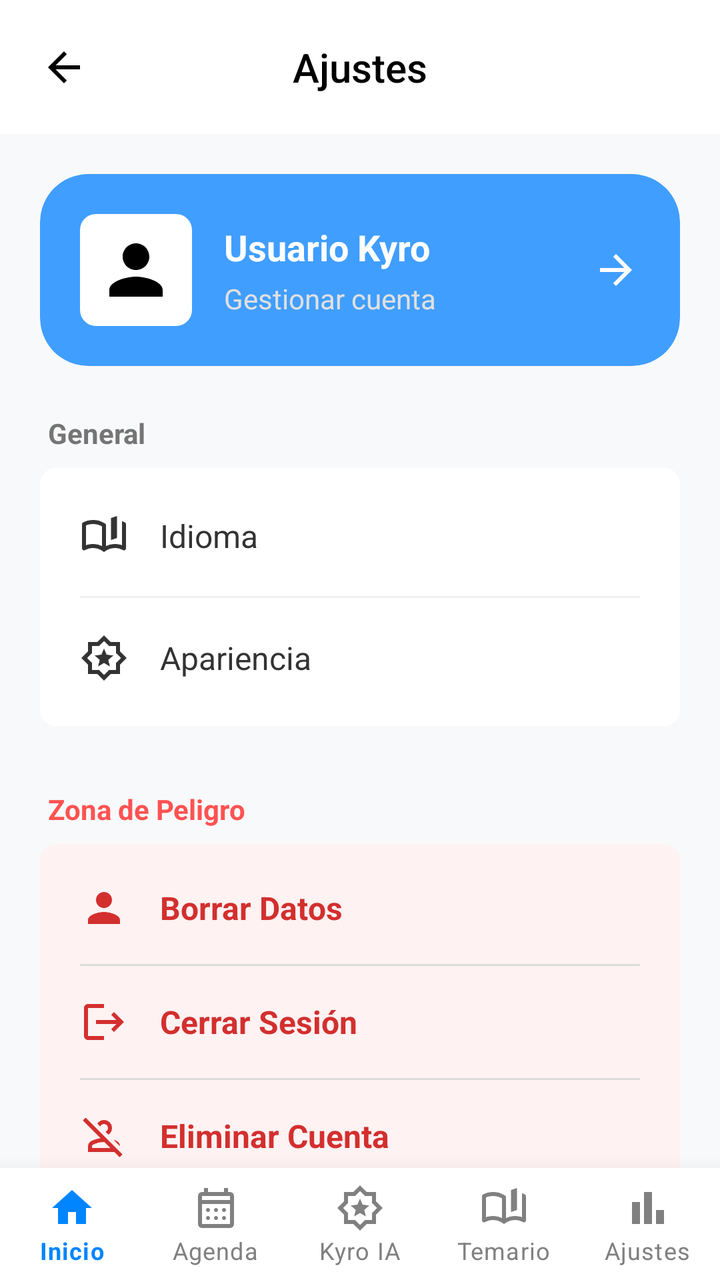
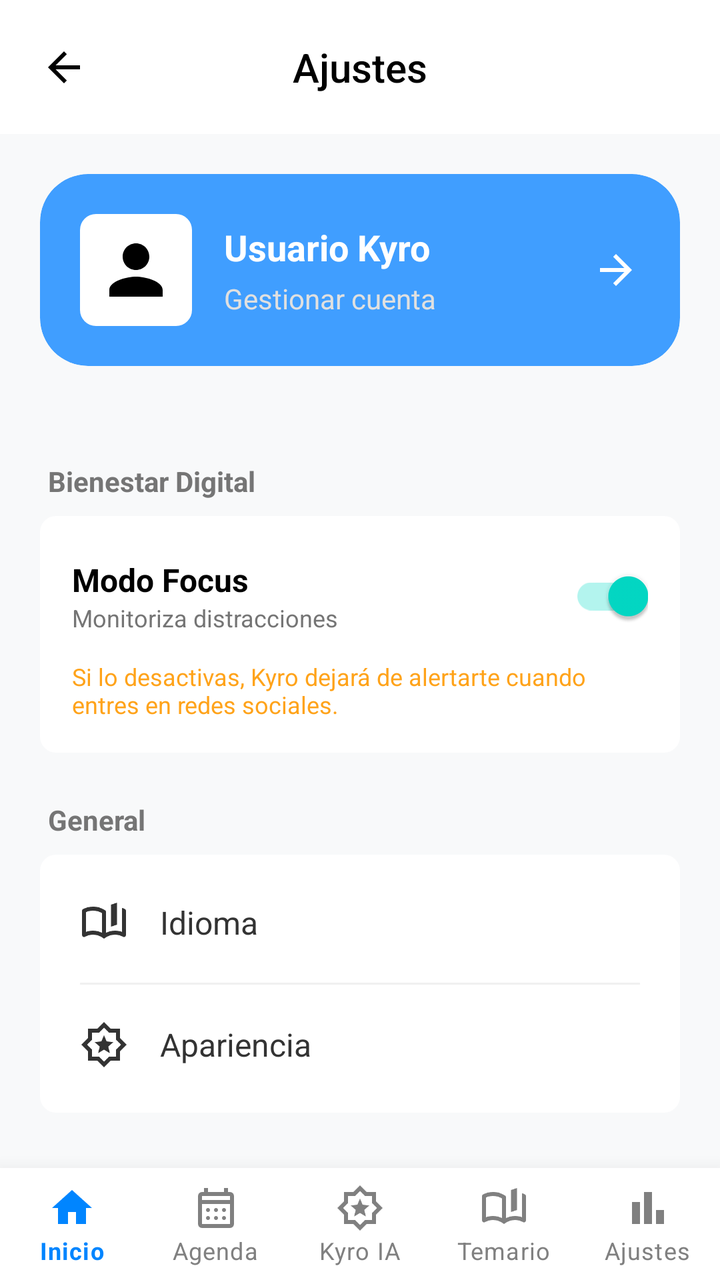

Before-and-after screenshots of an Android layout around one commit, followed by the original layout XML and the change that was made.
<!-- AndroidManifest.xml: activity theme Theme.MaterialComponents.Light.NoActionBar -->
<!-- res/layout/activity_ajustes.xml -->
<?xml version="1.0" encoding="utf-8"?>
<androidx.constraintlayout.widget.ConstraintLayout
    xmlns:android="http://schemas.android.com/apk/res/android"
    xmlns:app="http://schemas.android.com/apk/res-auto"
    xmlns:tools="http://schemas.android.com/tools"
    android:layout_width="match_parent"
    android:layout_height="match_parent"
    android:background="#F8F9FA"> <androidx.constraintlayout.widget.ConstraintLayout
    android:id="@+id/headerContainer"
    android:layout_width="match_parent"
    android:layout_height="wrap_content"
    android:padding="20dp"
    android:background="#FFFFFF"
    app:layout_constraintTop_toTopOf="parent">

    <ImageView
        android:id="@+id/btnAtras"
        android:layout_width="24dp"
        android:layout_height="24dp"
        android:src="@drawable/ic_back_arrow"
        app:tint="#000000"
        app:layout_constraintStart_toStartOf="parent"
        app:layout_constraintTop_toTopOf="parent"
        app:layout_constraintBottom_toBottomOf="parent"/>

    <TextView
        android:id="@+id/tvTituloAjustes"
        android:layout_width="wrap_content"
        android:layout_height="wrap_content"
        android:text="Ajustes"
        android:textColor="#000000"
        android:textSize="20sp"
        android:fontFamily="sans-serif-medium"
        app:layout_constraintStart_toStartOf="parent"
        app:layout_constraintEnd_toEndOf="parent"
        app:layout_constraintTop_toTopOf="parent"
        app:layout_constraintBottom_toBottomOf="parent"/>

</androidx.constraintlayout.widget.ConstraintLayout>

    <ScrollView
        android:layout_width="match_parent"
        android:layout_height="0dp"
        android:fillViewport="true"
        android:scrollbars="none"
        android:paddingHorizontal="20dp"
        app:layout_constraintTop_toBottomOf="@id/headerContainer"
        app:layout_constraintBottom_toTopOf="@id/bottomNavigation">

        <LinearLayout
            android:layout_width="match_parent"
            android:layout_height="wrap_content"
            android:orientation="vertical"
            android:paddingTop="20dp"
            android:paddingBottom="40dp">

            <com.google.android.material.card.MaterialCardView
                android:id="@+id/cardCuenta"
                android:layout_width="match_parent"
                android:layout_height="wrap_content"
                app:cardCornerRadius="24dp"
                app:cardElevation="0dp"
                app:strokeWidth="0dp"
                app:cardBackgroundColor="@color/b400"
                android:layout_marginBottom="24dp">

                <LinearLayout
                    android:layout_width="match_parent"
                    android:layout_height="wrap_content"
                    android:gravity="center_vertical"
                    android:orientation="horizontal"
                    android:padding="20dp">

                    <ImageView
                        android:layout_width="56dp"
                        android:layout_height="56dp"
                        android:background="@drawable/bg_blanco_redondeado"
                        android:padding="8dp"
                        android:src="@drawable/ic_person"
                        app:tint="#000000" />

                    <LinearLayout
                        android:layout_width="0dp"
                        android:layout_weight="1"
                        android:paddingStart="16dp"
                        android:layout_height="wrap_content"
                        android:orientation="vertical">

                        <TextView
                            android:layout_width="wrap_content"
                            android:layout_height="wrap_content"
                            android:text="Usuario Kyro"
                            android:textColor="#FFFFFF"
                            android:textSize="18sp"
                            android:textStyle="bold" />

                        <TextView
                            android:layout_width="wrap_content"
                            android:layout_height="wrap_content"
                            android:layout_marginTop="4dp"
                            android:text="Gestionar cuenta"
                            android:textColor="#E0E0E0"
                            android:textSize="14sp" />
                    </LinearLayout>

                    <ImageView
                        android:layout_width="24dp"
                        android:layout_height="24dp"
                        android:src="@drawable/ic_arrow_forward"
                        app:tint="#FFFFFF"/>
                </LinearLayout>
            </com.google.android.material.card.MaterialCardView>

            <TextView
                android:layout_width="wrap_content"
                android:layout_height="wrap_content"
                android:text="General"
                android:textColor="#757575"
                android:textSize="14sp"
                android:textStyle="bold"
                android:layout_marginBottom="8dp"
                android:layout_marginStart="4dp"/>

            <LinearLayout
                android:layout_width="match_parent"
                android:layout_height="wrap_content"
                android:orientation="vertical"
                android:background="@drawable/bg_blanco_redondeado"
                android:padding="4dp">

                <com.google.android.material.button.MaterialButton
                    android:id="@+id/btnIdioma"
                    style="@style/Widget.Material3.Button.TextButton"
                    android:layout_width="match_parent"
                    android:layout_height="60dp"
                    android:text="Idioma"
                    android:textColor="#333333"
                    android:textSize="16sp"
                    android:textAlignment="viewStart"
                    app:icon="@drawable/ic_book"
                    app:iconTint="#333333"
                    app:iconSize="24dp"
                    app:iconGravity="textStart"
                    app:iconPadding="16dp"
                    android:paddingStart="16dp"/>

                <View
                    android:layout_width="match_parent"
                    android:layout_height="1dp"
                    android:background="#F0F0F0"
                    android:layout_marginHorizontal="16dp"/>

                <com.google.android.material.button.MaterialButton
                    android:id="@+id/btnTema"
                    style="@style/Widget.Material3.Button.TextButton"
                    android:layout_width="match_parent"
                    android:layout_height="60dp"
                    android:text="Apariencia"
                    android:textColor="#333333"
                    android:textSize="16sp"
                    android:textAlignment="viewStart"
                    app:icon="@drawable/ic_star"
                    app:iconTint="#333333"
                    app:iconSize="24dp"
                    app:iconGravity="textStart"
                    app:iconPadding="16dp"
                    android:paddingStart="16dp"/>
            </LinearLayout>

            <Space android:layout_width="match_parent" android:layout_height="32dp" />

            <TextView
                android:layout_width="wrap_content"
                android:layout_height="wrap_content"
                android:text="Zona de Peligro"
                android:textColor="#FF5252"
                android:textSize="14sp"
                android:textStyle="bold"
                android:layout_marginBottom="8dp"
                android:layout_marginStart="4dp"/>

            <LinearLayout
                android:layout_width="match_parent"
                android:layout_height="wrap_content"
                android:orientation="vertical"
                android:background="@drawable/bg_blanco_redondeado"
                android:backgroundTint="#FEF2F2"
                android:padding="4dp">

                <com.google.android.material.button.MaterialButton
                    android:id="@+id/btnBorrarDatos"
                    style="@style/Widget.Material3.Button.TextButton"
                    android:layout_width="match_parent"
                    android:layout_height="56dp"
                    android:text="Borrar Datos"
                    android:textColor="#D32F2F"
                    android:textSize="16sp"
                    android:textStyle="bold"
                    android:textAlignment="viewStart"
                    app:icon="@drawable/ic_person"
                    app:iconTint="#D32F2F"
                    app:iconGravity="textStart"
                    app:iconPadding="16dp"
                    android:paddingStart="16dp"/>

                <View
                    android:layout_width="match_parent"
                    android:layout_height="1dp"
                    android:background="#FADCDCDC"
                    android:layout_marginHorizontal="16dp"/>

                <com.google.android.material.button.MaterialButton
                    android:id="@+id/btnCerrarSesion"
                    style="@style/Widget.Material3.Button.TextButton"
                    android:layout_width="match_parent"
                    android:layout_height="56dp"
                    android:text="Cerrar Sesión"
                    android:textColor="#D32F2F"
                    android:textSize="16sp"
                    android:textStyle="bold"
                    android:textAlignment="viewStart"
                    app:icon="@drawable/ic_logout"
                    app:iconTint="#D32F2F"
                    app:iconGravity="textStart"
                    app:iconPadding="16dp"
                    android:paddingStart="16dp"/>

                <View
                    android:layout_width="match_parent"
                    android:layout_height="1dp"
                    android:background="#FADCDCDC"
                    android:layout_marginHorizontal="16dp"/>

                <com.google.android.material.button.MaterialButton
                    android:id="@+id/btnEliminarCuenta"
                    style="@style/Widget.Material3.Button.TextButton"
                    android:layout_width="match_parent"
                    android:layout_height="56dp"
                    android:text="Eliminar Cuenta"
                    android:textColor="#D32F2F"
                    android:textSize="16sp"
                    android:textStyle="bold"
                    android:textAlignment="viewStart"
                    app:icon="@drawable/ic_delete"
                    app:iconTint="#D32F2F"
                    app:iconGravity="textStart"
                    app:iconPadding="16dp"
                    android:paddingStart="16dp"/>

            </LinearLayout>

        </LinearLayout>
    </ScrollView>

    <com.google.android.material.bottomnavigation.BottomNavigationView
        android:id="@+id/bottomNavigation"
        android:layout_width="0dp"
        android:layout_height="wrap_content"
        android:background="@android:color/white"
        app:elevation="16dp"
        app:labelVisibilityMode="labeled"
        app:menu="@menu/bottom_nav_menu"
        app:layout_constraintBottom_toBottomOf="parent"
        app:layout_constraintStart_toStartOf="parent"
        app:layout_constraintEnd_toEndOf="parent"
        app:itemIconTint="@color/nav_item_colors"
        app:itemTextColor="@color/nav_item_colors"/>

</androidx.constraintlayout.widget.ConstraintLayout>
<!-- resources referenced by this layout -->
<resources>
  <color name="b400">#409EFF</color>
  <!-- drawable bg_blanco_redondeado (drawable) -->
  <?xml version="1.0" encoding="utf-8"?>
  <shape xmlns:android="http://schemas.android.com/apk/res/android">
      <solid android:color="#FFFFFF"/>
      <corners android:radius="8dp"/>
  </shape>
  <!-- drawable ic_arrow_forward (drawable) -->
  <?xml version="1.0" encoding="utf-8"?>
  <vector xmlns:android="http://schemas.android.com/apk/res/android"
      android:width="24dp"
      android:height="24dp"
      android:viewportWidth="24"
      android:viewportHeight="24"
      android:tint="?attr/colorControlNormal">
      <path
          android:fillColor="@android:color/white"
          android:pathData="M12,4l-1.41,1.41L16.17,11H4v2h12.17l-5.58,5.59L12,20l8,-8z"/>
  </vector>
  <!-- drawable ic_back_arrow (drawable) -->
  <vector xmlns:android="http://schemas.android.com/apk/res/android" android:autoMirrored="true" android:height="24dp" android:tint="#000000" android:viewportHeight="24" android:viewportWidth="24" android:width="24dp">
        
      <path android:fillColor="@android:color/white" android:pathData="M20,11H7.83l5.59,-5.59L12,4l-8,8 8,8 1.41,-1.41L7.83,13H20v-2z"/>
      
  </vector>
  <!-- drawable ic_logout (drawable) -->
  <vector xmlns:android="http://schemas.android.com/apk/res/android"
      android:width="24dp"
      android:height="24dp"
      android:viewportWidth="24.0"
      android:viewportHeight="24.0">
      <path
          android:fillColor="#FF5252"
          android:pathData="M17,7l-1.41,1.41L18.17,11H8v2h10.17l-2.58,2.58L17,17l5,-5zM4,5h8V3H4c-1.1,0 -2,0.9 -2,2v14c0,1.1 0.9,2 2,2h8v-2H4V5z" />
  </vector>
  <!-- drawable ic_person (drawable) -->
  <vector xmlns:android="http://schemas.android.com/apk/res/android" android:height="24dp" android:tint="#000000" android:viewportHeight="24" android:viewportWidth="24" android:width="24dp">
  
      <path android:fillColor="@android:color/white" android:pathData="M12,12c2.21,0 4,-1.79 4,-4s-1.79,-4 -4,-4 -4,1.79 -4,4 1.79,4 4,4zM12,14c-2.67,0 -8,1.34 -8,4v2h16v-2c0,-2.66 -5.33,-4 -8,-4z"/>
  
  </vector>
  <!-- drawable ic_star (drawable) -->
  <vector xmlns:android="http://schemas.android.com/apk/res/android"
      android:width="24dp"
      android:height="24dp"
      android:tint="#000000"
      android:viewportWidth="960"
      android:viewportHeight="960">
  
      <path
          android:fillColor="@android:color/white"
          android:pathData="M363,650L480,579L597,650L566,517L670,427L533,416L480,290L427,416L290,427L394,517L363,650ZM480,932L346,800L160,800L160,614L28,480L160,346L160,160L346,160L480,28L614,160L800,160L800,346L932,480L800,614L800,800L614,800L480,932ZM480,820L580,720L720,720L720,580L820,480L720,380L720,240L580,240L480,140L380,240L240,240L240,380L140,480L240,580L240,720L380,720L480,820ZM480,480Q480,480 480,480Q480,480 480,480Q480,480 480,480Q480,480 480,480Q480,480 480,480Q480,480 480,480Q480,480 480,480Q480,480 480,480Z" />
  
  </vector>
  <!-- unchanged entries left out for length: 2 -->
</resources>

<!-- the commit's change to res/layout/activity_ajustes.xml (unified diff, before → after) -->
@@ -5,38 +5,40 @@
     xmlns:tools="http://schemas.android.com/tools"
     android:layout_width="match_parent"
     android:layout_height="match_parent"
-    android:background="#F8F9FA"> <androidx.constraintlayout.widget.ConstraintLayout
-    android:id="@+id/headerContainer"
-    android:layout_width="match_parent"
-    android:layout_height="wrap_content"
-    android:padding="20dp"
-    android:background="#FFFFFF"
-    app:layout_constraintTop_toTopOf="parent">
-
-    <ImageView
-        android:id="@+id/btnAtras"
-        android:layout_width="24dp"
-        android:layout_height="24dp"
-        android:src="@drawable/ic_back_arrow"
-        app:tint="#000000"
-        app:layout_constraintStart_toStartOf="parent"
-        app:layout_constraintTop_toTopOf="parent"
-        app:layout_constraintBottom_toBottomOf="parent"/>
-
-    <TextView
-        android:id="@+id/tvTituloAjustes"
-        android:layout_width="wrap_content"
+    android:background="#F8F9FA">
+
+    <androidx.constraintlayout.widget.ConstraintLayout
+        android:id="@+id/headerContainer"
+        android:layout_width="match_parent"
         android:layout_height="wrap_content"
-        android:text="Ajustes"
-        android:textColor="#000000"
-        android:textSize="20sp"
-        android:fontFamily="sans-serif-medium"
-        app:layout_constraintStart_toStartOf="parent"
-        app:layout_constraintEnd_toEndOf="parent"
-        app:layout_constraintTop_toTopOf="parent"
-        app:layout_constraintBottom_toBottomOf="parent"/>
-
-</androidx.constraintlayout.widget.ConstraintLayout>
+        android:padding="20dp"
+        android:background="#FFFFFF"
+        app:layout_constraintTop_toTopOf="parent">
+
+        <ImageView
+            android:id="@+id/btnAtras"
+            android:layout_width="24dp"
+            android:layout_height="24dp"
+            android:src="@drawable/ic_back_arrow"
+            app:tint="#000000"
+            app:layout_constraintStart_toStartOf="parent"
+            app:layout_constraintTop_toTopOf="parent"
+            app:layout_constraintBottom_toBottomOf="parent"/>
+
+        <TextView
+            android:id="@+id/tvTituloAjustes"
+            android:layout_width="wrap_content"
+            android:layout_height="wrap_content"
+            android:text="Ajustes"
+            android:textColor="#000000"
+            android:textSize="20sp"
+            android:fontFamily="sans-serif-medium"
+            app:layout_constraintStart_toStartOf="parent"
+            app:layout_constraintEnd_toEndOf="parent"
+            app:layout_constraintTop_toTopOf="parent"
+            app:layout_constraintBottom_toBottomOf="parent"/>
+
+    </androidx.constraintlayout.widget.ConstraintLayout>
 
     <ScrollView
         android:layout_width="match_parent"
@@ -110,6 +112,74 @@
                         app:tint="#FFFFFF"/>
                 </LinearLayout>
             </com.google.android.material.card.MaterialCardView>
+
+            <Space android:layout_width="match_parent" android:layout_height="24dp" />
+
+            <TextView
+                android:layout_width="wrap_content"
+                android:layout_height="wrap_content"
+                android:text="Bienestar Digital"
+                android:textColor="#757575"
+                android:textSize="14sp"
+                android:textStyle="bold"
+                android:layout_marginBottom="8dp"
+                android:layout_marginStart="4dp"/>
+
+            <LinearLayout
+                android:layout_width="match_parent"
+                android:layout_height="wrap_content"
+                android:orientation="vertical"
+                android:background="@drawable/bg_blanco_redondeado"
+                android:padding="16dp">
+
+                <LinearLayout
+                    android:layout_width="match_parent"
+                    android:layout_height="wrap_content"
+                    android:orientation="horizontal"
+                    android:gravity="center_vertical">
+
+                    <LinearLayout
+                        android:layout_width="0dp"
+                        android:layout_weight="1"
+                        android:layout_height="wrap_content"
+                        android:orientation="vertical">
+
+                        <TextView
+                            android:layout_width="wrap_content"
+                            android:layout_height="wrap_content"
+                            android:text="Modo Focus"
+                            android:textColor="#000000"
+                            android:textSize="16sp"
+                            android:textStyle="bold"/>
+
+                        <TextView
+                            android:layout_width="wrap_content"
+                            android:layout_height="wrap_content"
+                            android:text="Monitoriza distracciones"
+                            android:textColor="#757575"
+                            android:textSize="12sp"/>
+                    </LinearLayout>
+
+                    <androidx.appcompat.widget.SwitchCompat
+                        android:id="@+id/switchModoFocus"
+                        android:layout_width="wrap_content"
+                        android:layout_height="wrap_content"
+                        android:checked="true"
+                        app:showText="false" />
+                </LinearLayout>
+
+                <TextView
+                    android:layout_width="match_parent"
+                    android:layout_height="wrap_content"
+                    android:layout_marginTop="8dp"
+                    android:text="Si lo desactivas, Kyro dejará de alertarte cuando entres en redes sociales."
+                    android:textColor="#FF9800"
+                    android:textSize="12sp"
+                    android:alpha="0.9"/>
+
+            </LinearLayout>
+
+            <Space android:layout_width="match_parent" android:layout_height="24dp" />
 
             <TextView
                 android:layout_width="wrap_content"
